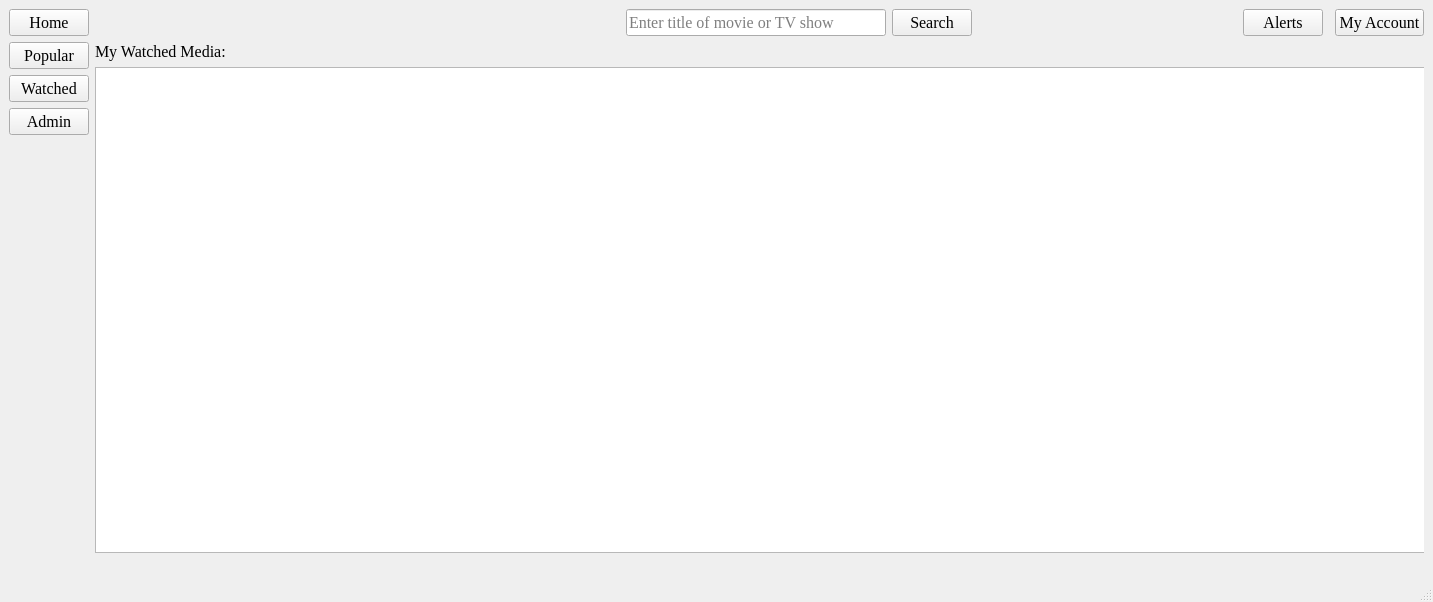
allanhaywood/CS441, file PlotTalk/Forms/dashboard.ui: the form before one commit.
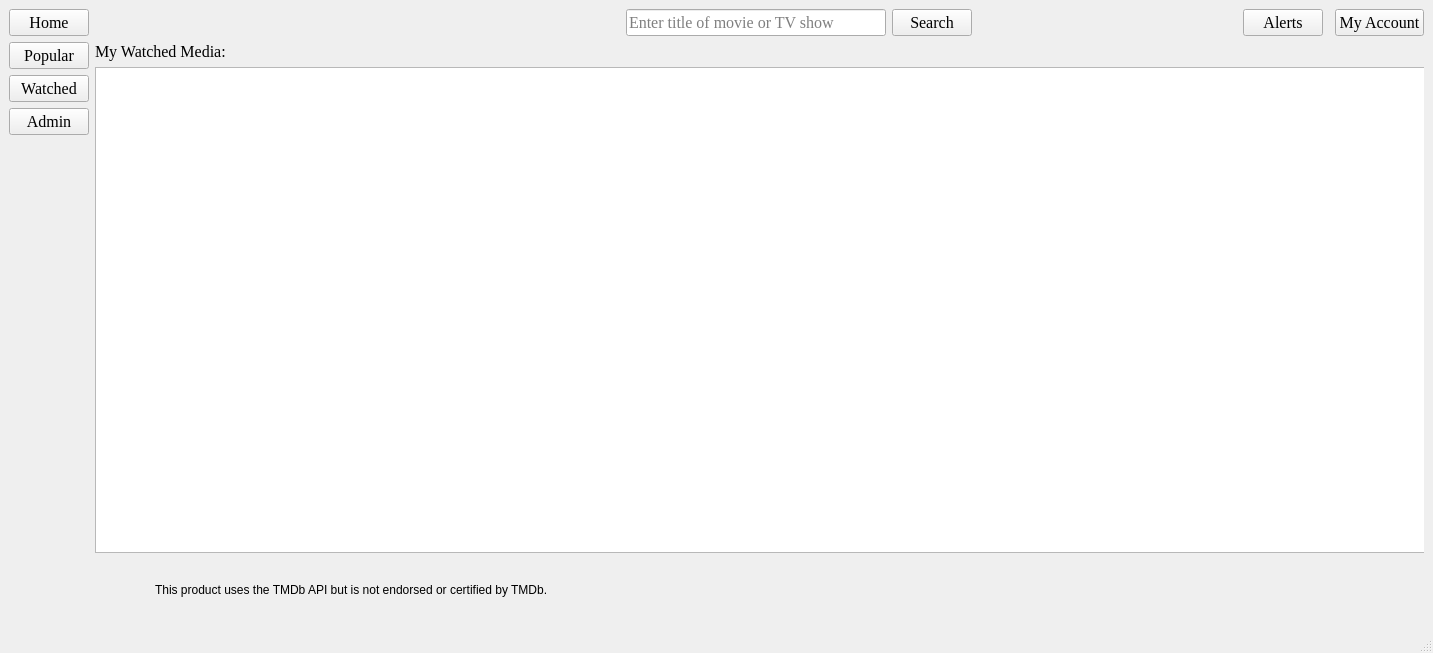
The form after the commit. Icons and pictures are not drawn.

```diff
--- a/PlotTalk/Forms/dashboard.ui
+++ b/PlotTalk/Forms/dashboard.ui
@@ -7,7 +7,7 @@
     <x>0</x>
     <y>0</y>
     <width>1433</width>
-    <height>602</height>
+    <height>653</height>
    </rect>
   </property>
   <property name="windowTitle">
@@ -408,6 +408,41 @@
            </item>
           </layout>
          </widget>
+         <widget class="QLabel" name="label">
+          <property name="geometry">
+           <rect>
+            <x>60</x>
+            <y>540</y>
+            <width>391</width>
+            <height>16</height>
+           </rect>
+          </property>
+          <property name="text">
+           <string>This product uses the TMDb API but is not endorsed or certified by TMDb.</string>
+          </property>
+         </widget>
+         <widget class="QLabel" name="label_2">
+          <property name="geometry">
+           <rect>
+            <x>10</x>
+            <y>520</y>
+            <width>41</width>
+            <height>41</height>
+           </rect>
+          </property>
+          <property name="autoFillBackground">
+           <bool>false</bool>
+          </property>
+          <property name="text">
+           <string/>
+          </property>
+          <property name="pixmap">
+           <pixmap>../Resources/Images/MoviesDBlogo.png</pixmap>
+          </property>
+          <property name="scaledContents">
+           <bool>true</bool>
+          </property>
+         </widget>
         </widget>
        </widget>
       </item>
```
Left out of the diff: 104 changed lines with no effect on the pictures.
